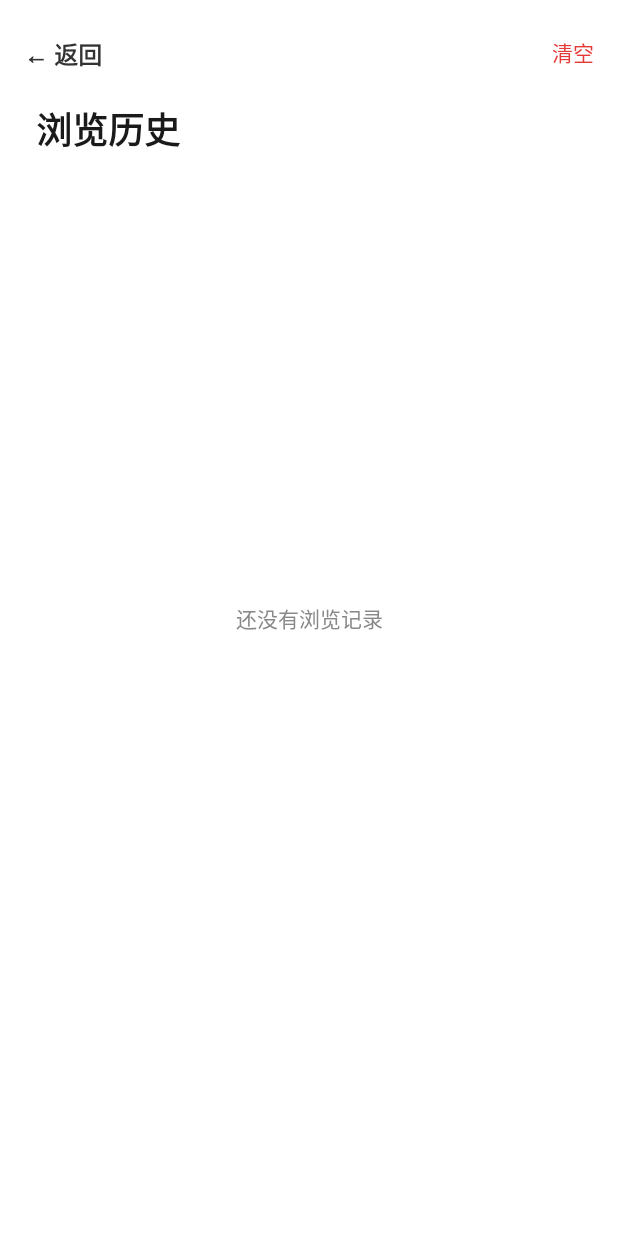
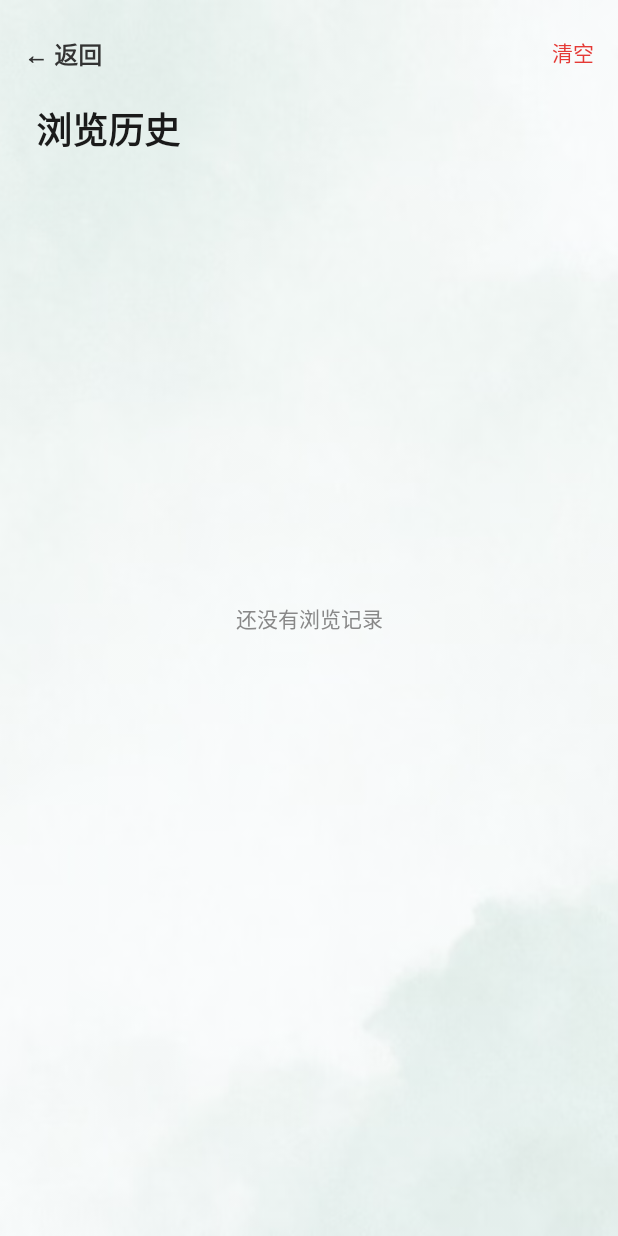
Before and after one commit to Creede-Riel/PoemApp, an Android app: the HistoryActivity screen opened directly, with no data from a screen before it, on a phone screen of 412 x 824 dp. Run offline under Robolectric (Android 15) with nearby library versions, the phone set to English and light mode, and no system bars.

```diff
--- a/app/src/main/res/layout/history.xml
+++ b/app/src/main/res/layout/history.xml
@@ -5,6 +5,19 @@
     android:layout_width="match_parent"
     android:layout_height="match_parent"
     android:background="#FFFFFF">
+
+    <ImageView
+        android:id="@+id/ivPageBg"
+        android:layout_width="0dp"
+        android:layout_height="0dp"
+        android:scaleType="centerCrop"
+        android:alpha="0.5"
+        android:src="@drawable/bgpic3"
+        android:contentDescription="@null"
+        app:layout_constraintTop_toTopOf="parent"
+        app:layout_constraintBottom_toBottomOf="parent"
+        app:layout_constraintStart_toStartOf="parent"
+        app:layout_constraintEnd_toEndOf="parent" />
 
     <!-- 返回键 -->
     <TextView
```
Also changed, not shown: 4 other files.
